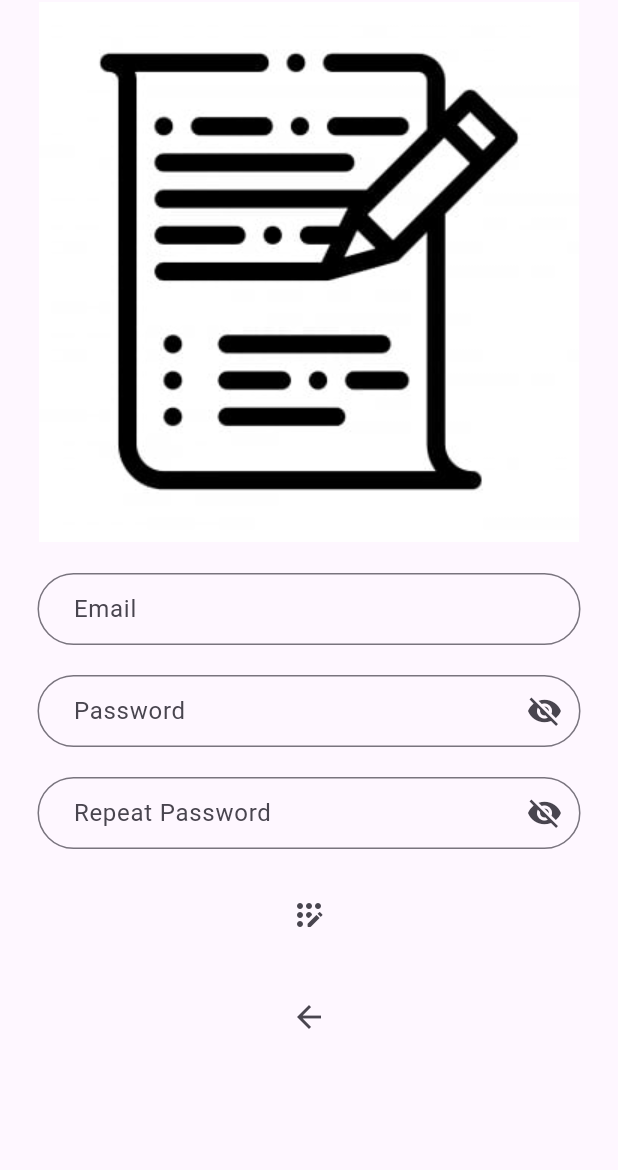
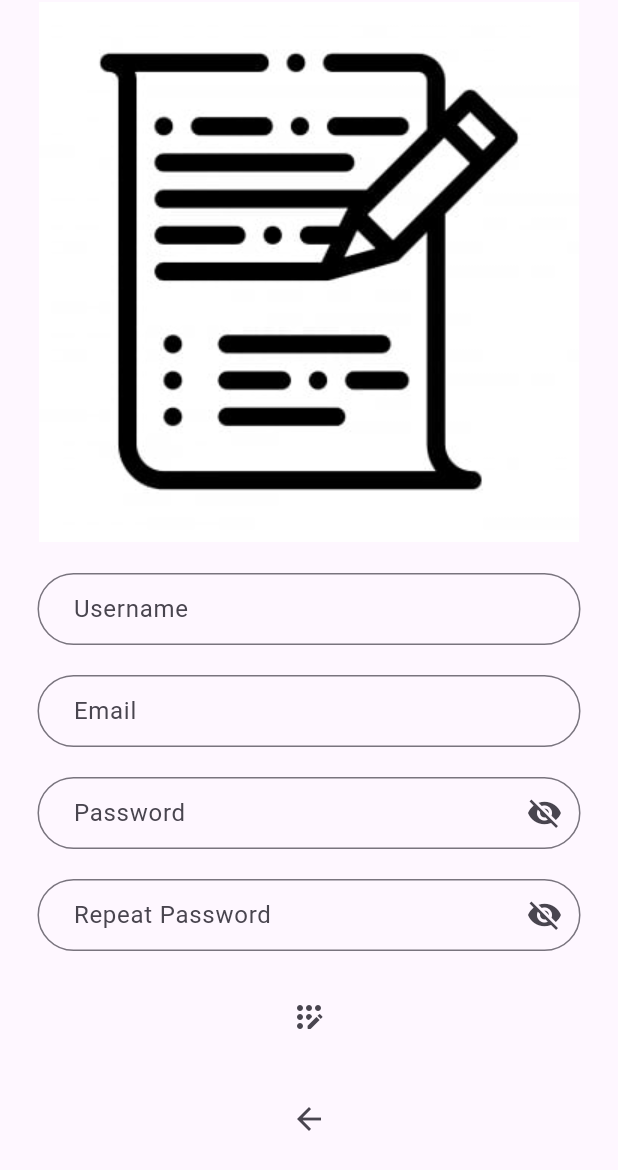
Before and after one commit to LeBaoTai/messenger-app, a Flutter app: the screen it shows after launch, after a tap on "Click Here", on a phone screen of 412 x 824 dp. Shown: the top 1170 px of the screen. Run offline on Flutter 3.47's test engine with Material 3 defaults, Android fonts, the phone set to English and light mode, and no system bars; our stand-ins replace cloud_firestore, email_validator, firebase_auth, firebase_core; accounts and stored records are empty.

Commit message:
git add update display name

```diff
--- a/lib/models/message.dart
+++ b/lib/models/message.dart
@@ -1,13 +1,13 @@
 import 'package:cloud_firestore/cloud_firestore.dart';
 
-class Message{
+class MessageModel{
   final String senderId;
   final String senderEmail;
   final String receiverId;
   final String message;
   final Timestamp timestamp;
 
-  Message({required this.senderId, required this.receiverId, required this.senderEmail, required this.message, required this.timestamp});
+  MessageModel({required this.senderId, required this.receiverId, required this.senderEmail, required this.message, required this.timestamp});
 
   Map<String, dynamic> toMap() {
     return {
--- /dev/null
+++ b/lib/models/user.dart
@@ -0,0 +1,32 @@
+import 'package:firebase_auth/firebase_auth.dart';
+
+class UserModel {
+  final String uuid;
+  final String username;
+  final String email;
+  final List<User> friends;
+
+  UserModel(
+      {required this.uuid,
+      required this.username,
+      required this.email,
+      required this.friends});
+
+  Map<String, dynamic> toMap() {
+    return {
+      'uuid': uuid,
+      'username': username,
+      'email': email,
+      'listFriend': friends,
+    };
+  }
+
+  static fromMap(Map map) {
+    return UserModel(
+      uuid: map['uuid'],
+      username: map['username'],
+      email: map['email'],
+      friends: map['friend']
+    );
+  }
+}
--- a/lib/screens/register_screen.dart
+++ b/lib/screens/register_screen.dart
@@ -10,6 +10,7 @@ class RegisterScreen extends StatefulWidget {
 }
 
 class _RegisterScreenState extends State<RegisterScreen> {
+  final TextEditingController _userNameController = TextEditingController();
   final TextEditingController _emailController = TextEditingController();
   final TextEditingController _passwordController = TextEditingController();
   final TextEditingController _rePasswordController = TextEditingController();
@@ -30,6 +31,8 @@ class _RegisterScreenState extends State<RegisterScreen> {
             padding: const EdgeInsets.only(left: 25, right: 25),
             children: [
               Image.asset('assets/login/register_banner.jpg'),
+              _renderSizeBox(),
+              _buildUserNameInputField(_userNameController, 'Username'),
               _renderSizeBox(),
               _buildEmailInputField(_emailController, 'Email'),
               _renderSizeBox(),
@@ -68,6 +71,21 @@ class _RegisterScreenState extends State<RegisterScreen> {
   _checkValidEmail() {
     String email = _emailController.text;
     return EmailValidator.validate(email) ? null : 'Email is not valid.';
+  }
+
+
+  Widget _buildUserNameInputField(TextEditingController controller, String labelText) {
+    return TextFormField(
+      validator: (text) => text!.isEmpty ? 'Empty!' : null,
+      controller: controller,
+      decoration: InputDecoration(
+        contentPadding: const EdgeInsets.only(left: 20),
+        border: OutlineInputBorder(
+          borderRadius: BorderRadius.circular(30),
+        ),
+        labelText: labelText,
+      ),
+    );
   }
 
   Widget _buildEmailInputField(TextEditingController controller, String labelText) {
@@ -110,19 +128,20 @@ class _RegisterScreenState extends State<RegisterScreen> {
   Widget _registerBtn() {
     return IconButton(
       onPressed: () {
+        String username = _userNameController.text;
         String email = _emailController.text;
         String password = _passwordController.text;
 
         bool validate = _formKey.currentState!.validate();
 
         if (validate) {
-          _authService.signUpWithEmailAndPassword(email, password).then((value) {
+          _authService.signUpWithEmailAndPassword(email, password, username).then((value) {
             final snackBar = SnackBar(
               content: Text(value),
               action: SnackBarAction(
                 label: 'Close',
                 onPressed: () {
-                  if (value == 'Success') {
+                  if (value == 'Success.') {
                     Navigator.pop(context);
                   }
                 },
--- a/lib/services/auth/auth_gate.dart
+++ b/lib/services/auth/auth_gate.dart
@@ -5,16 +5,15 @@ import 'package:messenger_app/screens/login_screen.dart';
 
 class AuthGate extends StatelessWidget {
   AuthGate({Key? key}) : super(key: key);
-  final _authState = FirebaseAuth.instance.authStateChanges();
 
   @override
   Widget build(BuildContext context) {
     return Scaffold(
       body: StreamBuilder(
-        stream: _authState,
-        builder: (context, snapshot) {
+        stream: FirebaseAuth.instance.authStateChanges(),
+        builder: (BuildContext context, AsyncSnapshot snapshot) {
           // user login
-          if(snapshot.hasData) {
+          if (snapshot.hasData) {
             return HomeScreen(user: snapshot.data!);
           }
           // user not login
--- a/lib/services/chat/chat_services.dart
+++ b/lib/services/chat/chat_services.dart
@@ -12,7 +12,7 @@ class ChatService {
     final String currentUserEmail = _auth.currentUser!.email.toString();
     final Timestamp timestamp = Timestamp.now();
 
-    Message newMessage = Message(
+    MessageModel newMessage = MessageModel(
         senderId: currentUserId,
         receiverId: receiverId,
         senderEmail: currentUserEmail,
```
Also changed, not shown: lib/screens/home_screen.dart (+22 -9 lines), lib/screens/search_screen.dart (added, +56 -0 lines), lib/services/auth/user_auth_service.dart (+16 -13 lines).
